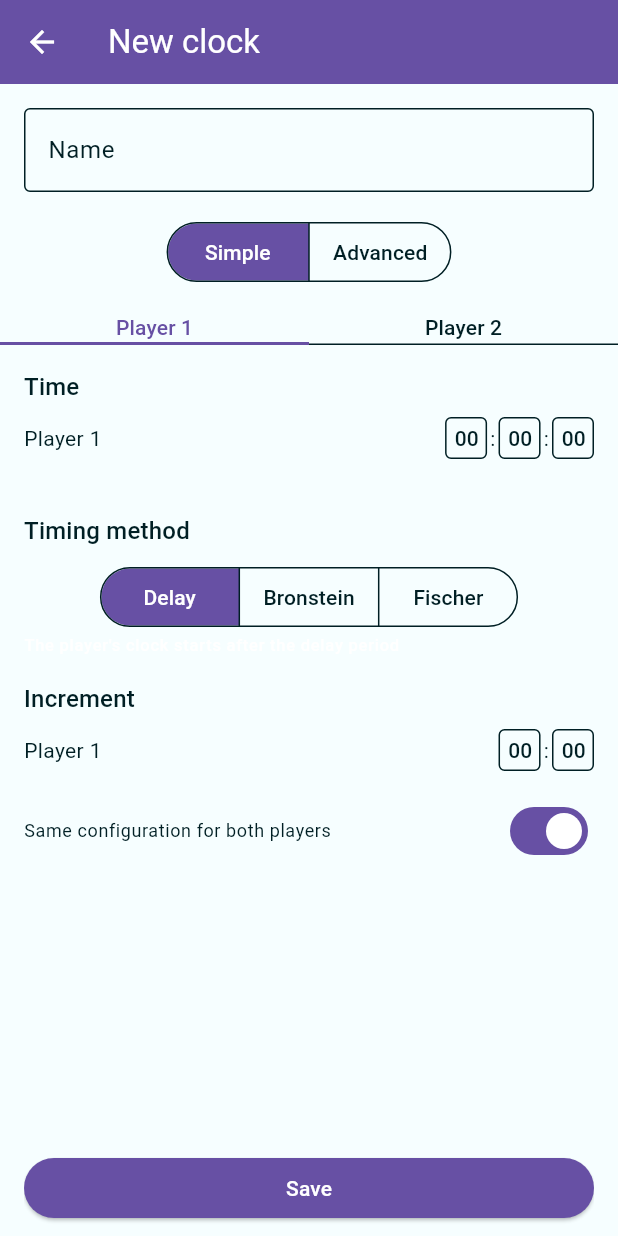
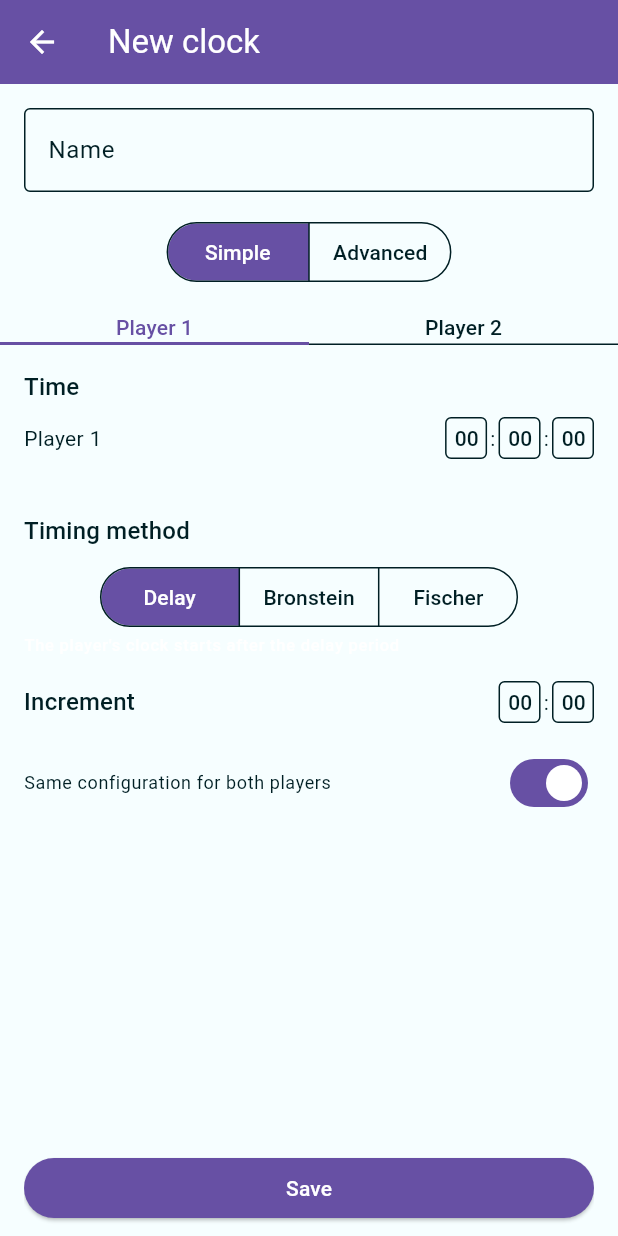
Before and after one commit to caiooct/Custom-Chess-Clock, a Flutter app: the NewClockScreen screen opened directly, on a phone screen of 412 x 824 dp. Run offline on Flutter 3.47's test engine with Material 2 defaults, Android fonts, the phone set to English and light mode, and no system bars; missing offline and left inert: fullscreen.

Commit message:
Fix increment label on new clock screen

```diff
--- a/lib/screens/new_clock/new_clock_screen.dart
+++ b/lib/screens/new_clock/new_clock_screen.dart
@@ -181,11 +181,9 @@ class _PlayerConfigurationViewState extends State<_PlayerConfigurationView> {
           ),
         ),
         const SizedBox(height: 16),
-        Text("Increment", style: textTheme.titleMedium),
-        const SizedBox(height: 8),
         Row(
           children: [
-            const Text("Player 1"),
+            Text("Increment", style: textTheme.titleMedium),
             const Spacer(),
             Row(
               children: const [
```
